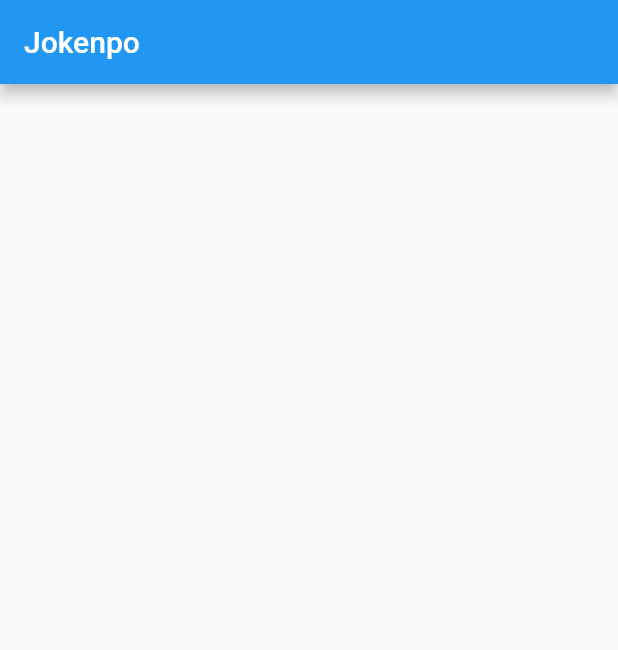
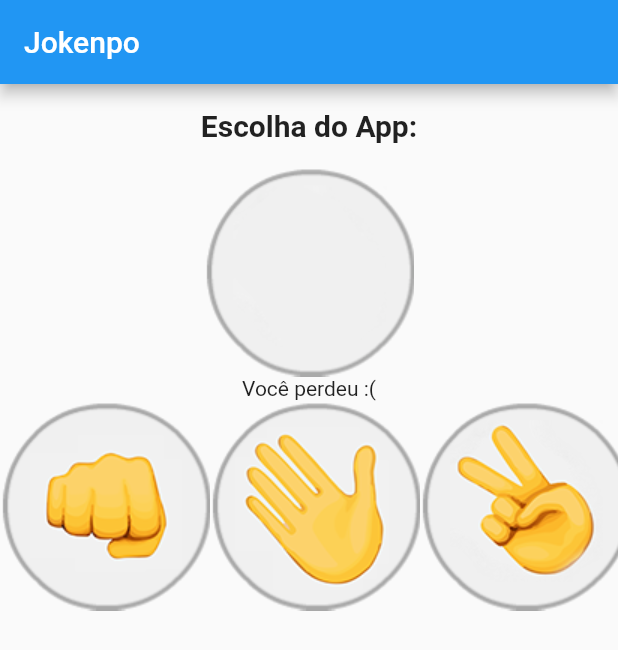
Before and after one commit to DGadonski/jokenpo, a Flutter app: the screen it shows after launch, on a phone screen of 412 x 824 dp. Shown: the top 650 px of the screen. Run offline on Flutter 3.47's test engine with Material 2 defaults, Android fonts, the phone set to English and light mode, and no system bars.

Commit message:
Classe jokenpo e images no pubspec.

```diff
--- /dev/null
+++ b/lib/Jokenpo.dart
@@ -0,0 +1,42 @@
+// ignore_for_file: prefer_const_constructors
+
+import 'package:flutter/material.dart';
+
+class Jokenpo extends StatefulWidget {
+  const Jokenpo({super.key});
+
+  @override
+  State<Jokenpo> createState() => _JokenpoState();
+}
+
+class _JokenpoState extends State<Jokenpo> {
+  @override
+  Widget build(BuildContext context) {
+    return Scaffold(
+        appBar: AppBar(
+          title: Text('Jokenpo'),
+        ),
+        body: Column(
+          children: [
+            Padding(
+              padding: const EdgeInsets.all(16),
+              child: Text('Escolha do App:',
+              style: TextStyle(
+                fontSize: 20,
+                fontWeight: FontWeight.bold
+              )),
+            ),
+            Image.asset('images/padrao.png'),
+            Text('Você perdeu :('),
+            Row(
+              children: [
+               Image.asset('images/pedra.png'),
+               Image.asset('images/papel.png'),
+               Image.asset('images/tesoura.png'),
+              ]
+            )
+          ],
+        ),
+      );
+  }
+}
--- a/lib/main.dart
+++ b/lib/main.dart
@@ -1,28 +1,10 @@
 // ignore_for_file: prefer_const_constructors
 
 import 'package:flutter/material.dart';
+import 'Jokenpo.dart';
 
 main() {
-  runApp(Jokenpo());
+  runApp(MaterialApp(
+    home: Jokenpo(),
+  ));
 }
-
-class Jokenpo extends StatefulWidget {
-  const Jokenpo({super.key});
-
-  @override
-  State<Jokenpo> createState() => _JokenpoState();
-}
-
-class _JokenpoState extends State<Jokenpo> {
-  @override
-  Widget build(BuildContext context) {
-    return MaterialApp(
-      home: Scaffold(
-        appBar: AppBar(
-          title: Text('Jokenpo'),
-        ),
-        body: Container(),
-      ),
-    );
-  }
-}
```
Also changed, not shown: pubspec.yaml (+6 -3 lines), 1 other file.
